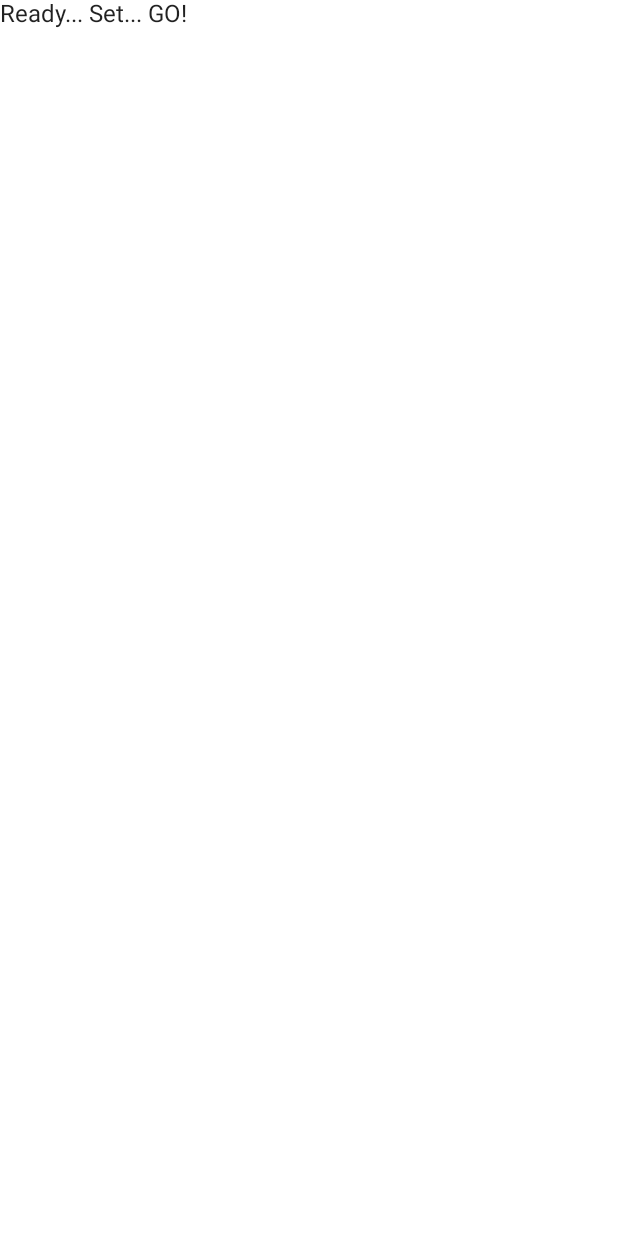
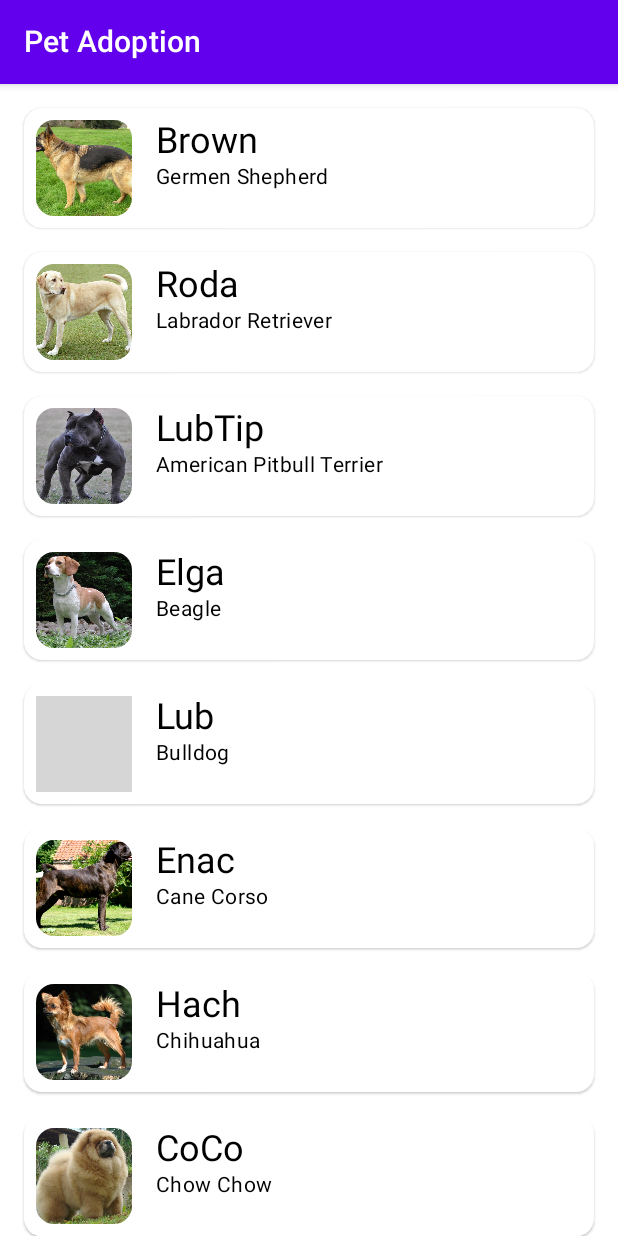
Before and after one commit to Hwangjunhong/Puppy-adoption-app, an Android app built with Jetpack Compose: the screen it shows after launch (MainActivity), on a phone screen of 412 x 824 dp. Before the commit the screen is almost empty. Run offline under Robolectric (Android 15) with nearby library versions, the phone set to English and light mode, and no system bars; 1 statement that could not run was skipped; grey boxes are pictures that could not be loaded.

Commit message:
Add : puppy adoption app

```diff
--- /dev/null
+++ b/app/src/main/java/com/example/androiddevchallenge/DetailScreen.kt
@@ -0,0 +1,92 @@
+package com.example.androiddevchallenge
+
+import androidx.compose.foundation.Image
+import androidx.compose.foundation.layout.*
+import androidx.compose.foundation.lazy.LazyColumn
+import androidx.compose.foundation.shape.RoundedCornerShape
+import androidx.compose.material.MaterialTheme
+import androidx.compose.material.Text
+import androidx.compose.runtime.Composable
+import androidx.compose.runtime.mutableStateOf
+import androidx.compose.runtime.remember
+import androidx.compose.ui.Alignment
+import androidx.compose.ui.Modifier
+import androidx.compose.ui.draw.clip
+import androidx.compose.ui.layout.ContentScale
+import androidx.compose.ui.res.painterResource
+import androidx.compose.ui.tooling.preview.Preview
+import androidx.compose.ui.unit.dp
+import com.example.androiddevchallenge.model.Puppy
+import com.example.androiddevchallenge.model.puppyList
+import com.example.androiddevchallenge.ui.theme.MyTheme
+
+@Composable
+fun DetailScreen(id: Int) {
+    val pet = remember { mutableStateOf(puppyList.first { it.puppyId == id }) }
+
+    DetailScreenContent(pet.value)
+}
+
+@Composable
+private fun DetailScreenContent(pet: Puppy) {
+    LazyColumn(
+        modifier = Modifier.fillMaxSize(),
+        contentPadding = PaddingValues(vertical = 16.dp, horizontal = 16.dp)
+    ) {
+
+        item {
+            Box(contentAlignment = Alignment.BottomEnd) {
+                Image(
+                    painter = painterResource(pet.puppyImage),
+                    contentDescription = "Image of ${pet.puppyName}",
+                    contentScale = ContentScale.Crop,
+                    modifier = Modifier
+                        .fillMaxWidth()
+                        .clip(RoundedCornerShape(12.dp))
+                )
+            }
+        }
+
+        item {
+            Text(
+                text = pet.puppyName,
+                color = MaterialTheme.colors.onSurface,
+                style = MaterialTheme.typography.h4,
+                modifier = Modifier.padding(top = 12.dp, bottom = 4.dp)
+            )
+        }
+
+        item {
+            Text(
+                text = pet.puppyKind,
+                maxLines = 1,
+                color = MaterialTheme.colors.onSurface,
+                style = MaterialTheme.typography.h6,
+            )
+        }
+
+        item {
+            Text(
+                text = pet.puppyDescription,
+                style = MaterialTheme.typography.body1,
+                modifier = Modifier.padding(top = 16.dp)
+            )
+        }
+    }
+}
+
+@Preview(backgroundColor = 0xFFFFFFFF, showBackground = true)
+@Composable
+fun PreviewDetailScreenContent() {
+    MyTheme {
+        DetailScreenContent(puppyList.first())
+    }
+}
+
+@Preview(backgroundColor = 0xFF121212, showBackground = true)
+@Composable
+fun PreviewDetailScreenContentDark() {
+    MyTheme(darkTheme = true) {
+        DetailScreenContent(puppyList.first())
+    }
+}
--- /dev/null
+++ b/app/src/main/java/com/example/androiddevchallenge/HomeScreen.kt
@@ -0,0 +1,112 @@
+package com.example.androiddevchallenge
+
+import androidx.compose.foundation.Image
+import androidx.compose.foundation.clickable
+import androidx.compose.foundation.layout.*
+import androidx.compose.foundation.lazy.LazyColumn
+import androidx.compose.foundation.lazy.items
+import androidx.compose.foundation.shape.RoundedCornerShape
+import androidx.compose.material.Card
+import androidx.compose.material.MaterialTheme
+import androidx.compose.material.Text
+import androidx.compose.runtime.Composable
+import androidx.compose.runtime.mutableStateOf
+import androidx.compose.runtime.remember
+import androidx.compose.ui.Modifier
+import androidx.compose.ui.draw.clip
+import androidx.compose.ui.layout.ContentScale
+import androidx.compose.ui.res.painterResource
+import androidx.compose.ui.tooling.preview.Preview
+import androidx.compose.ui.unit.dp
+import com.example.androiddevchallenge.model.Puppy
+import com.example.androiddevchallenge.model.puppyList
+import com.example.androiddevchallenge.ui.theme.MyTheme
+
+@Composable
+fun HomeScreen(onItemClicked: (Puppy) -> Unit) {
+
+    val state = remember { mutableStateOf(puppyList) }
+
+    LazyColumn(
+        modifier = Modifier.fillMaxSize(),
+        verticalArrangement = Arrangement.spacedBy(16.dp),
+        contentPadding = PaddingValues(vertical = 16.dp, horizontal = 0.dp)
+    ) {
+        items(state.value) {
+            ListItem(
+                pet = it,
+                modifier = Modifier.padding(horizontal = 16.dp),
+                onClick = { onItemClicked.invoke(it) }
+            )
+        }
+    }
+}
+
+@Composable
+fun ListItem(pet: Puppy, modifier: Modifier = Modifier, onClick: () -> Unit = {}) {
+
+    val cornerShape = RoundedCornerShape(12.dp)
+
+    Card(
+        shape = cornerShape,
+        modifier = modifier.fillMaxWidth()
+    ) {
+        Row(
+            Modifier
+                .fillMaxWidth()
+                .clickable(onClick = onClick)
+                .padding(8.dp)
+        ) {
+            Image(
+                painter = painterResource(pet.puppyImage),
+                contentDescription = "Image of ${pet.puppyName}",
+                contentScale = ContentScale.Crop,
+                modifier = Modifier
+                    .requiredSize(64.dp)
+                    .clip(cornerShape)
+            )
+
+            Spacer(Modifier.width(16.dp))
+
+            Column(Modifier.weight(1f)) {
+                Text(
+                    text = pet.puppyName,
+                    style = MaterialTheme.typography.h5,
+                    color = MaterialTheme.colors.onSurface,
+                    maxLines = 1,
+                )
+
+
+                Text(
+                    text = "${pet.puppyKind}",
+                    maxLines = 1,
+                    color = MaterialTheme.colors.onSurface,
+                    style = MaterialTheme.typography.body2,
+                )
+            }
+
+            Spacer(Modifier.width(16.dp))
+
+        }
+    }
+}
+
+@Preview(backgroundColor = 0xFFFFFFFF, showBackground = true)
+@Composable
+fun PreviewListItem() {
+    MyTheme {
+        Column(Modifier.fillMaxWidth()) {
+            ListItem(pet = puppyList.random(), modifier = Modifier.padding(16.dp))
+        }
+    }
+}
+
+@Preview(backgroundColor = 0xFF121212, showBackground = true)
+@Composable
+fun PreviewListItemDark() {
+    MyTheme(darkTheme = true) {
+        Column(Modifier.fillMaxWidth()) {
+            ListItem(pet = puppyList.random(), modifier = Modifier.padding(16.dp))
+        }
+    }
+}
--- a/app/src/main/java/com/example/androiddevchallenge/MainActivity.kt
+++ b/app/src/main/java/com/example/androiddevchallenge/MainActivity.kt
@@ -18,11 +18,14 @@ package com.example.androiddevchallenge
 import android.os.Bundle
 import androidx.activity.compose.setContent
 import androidx.appcompat.app.AppCompatActivity
-import androidx.compose.material.MaterialTheme
-import androidx.compose.material.Surface
-import androidx.compose.material.Text
+import androidx.compose.material.*
+import androidx.compose.material.icons.Icons
+import androidx.compose.material.icons.filled.ArrowBack
 import androidx.compose.runtime.Composable
+import androidx.compose.runtime.getValue
+import androidx.compose.ui.text.style.TextAlign
 import androidx.compose.ui.tooling.preview.Preview
+import androidx.navigation.compose.*
 import com.example.androiddevchallenge.ui.theme.MyTheme
 
 class MainActivity : AppCompatActivity() {
@@ -39,9 +42,59 @@ class MainActivity : AppCompatActivity() {
 // Start building your app here!
 @Composable
 fun MyApp() {
+    val navController = rememberNavController()
+    val currentNavBackStackEntry by navController.currentBackStackEntryAsState()
+    val showBackButton =
+        currentNavBackStackEntry.getRoute()?.let { it != Screen.HomeScreen.route } ?: false
+
     Surface(color = MaterialTheme.colors.background) {
-        Text(text = "Ready... Set... GO!")
+        Scaffold(
+            topBar = {
+                AppToolbar(
+                    showBackButton = showBackButton,
+                    onBackClicked = { navController.popBackStack() })
+            },
+            content = {
+                NavHost(navController, startDestination = Screen.HomeScreen.route) {
+                    composable(Screen.HomeScreen.route) {
+                        HomeScreen(
+                            onItemClicked = { item ->
+                                navController.navigate(Screen.DetailScreen.route.plus("/${item.puppyId}"))
+                            }
+                        )
+                    }
+
+                    composable(
+                        Screen.DetailScreen.route.plus("/{$PET_ID_KEY}"),
+                        arguments = listOf(petIdNavArgument)
+                    ) { backStackEntry ->
+                        DetailScreen(id = requireNotNull(backStackEntry.arguments?.getInt(PET_ID_KEY)))
+                    }
+                }
+            }
+        )
     }
+}
+
+@Composable
+fun AppToolbar(showBackButton: Boolean, onBackClicked: () -> Unit) {
+
+    val navContent: @Composable (() -> Unit)? = if (showBackButton) {
+        {
+            IconButton(onClick = onBackClicked) {
+                Icon(imageVector = Icons.Default.ArrowBack, contentDescription = "Back")
+            }
+        }
+    } else {
+        null
+    }
+
+    TopAppBar(
+        title = {
+            Text("Pet Adoption", textAlign = TextAlign.Left)
+        },
+        navigationIcon = navContent
+    )
 }
 
 @Preview("Light Theme", widthDp = 360, heightDp = 640)
--- /dev/null
+++ b/app/src/main/java/com/example/androiddevchallenge/Screen.kt
@@ -0,0 +1,23 @@
+package com.example.androiddevchallenge
+
+import androidx.navigation.NavBackStackEntry
+import androidx.navigation.NavType
+import androidx.navigation.compose.navArgument
+
+sealed class Screen(val route: String) {
+    object HomeScreen : Screen("Home")
+    object DetailScreen : Screen("Detail")
+}
+
+const val PET_ID_KEY = "pet_id"
+val petIdNavArgument = navArgument(PET_ID_KEY) { type = NavType.IntType }
+
+/**
+ * Hack/Workaround to get route from NavBackStackEntry
+ * Taken KEY_ROUTE from `androidx.navigation.compose.NavHostController.kt`
+ */
+
+private const val KEY_ROUTE = "android-support-nav:controller:route"
+fun NavBackStackEntry?.getRoute(): String? = this?.let {
+    it.arguments?.getString(KEY_ROUTE)
+}
--- /dev/null
+++ b/app/src/main/java/com/example/androiddevchallenge/model/Puppy.kt
@@ -0,0 +1,126 @@
+package com.example.androiddevchallenge.model
+
+import com.example.androiddevchallenge.R
+
+data class Puppy(
+    val puppyId: Int,
+    val puppyName: String,
+    val puppyKind: String,
+    val puppyImage: Int,
+    val puppyDescription: String
+)
+
+val puppyList = listOf(
+    Puppy(
+        0,
+        "Brown",
+        "Germen Shepherd",
+        R.drawable.germanshepherd,
+        "The German Shepherd is a breed of medium to large-sized working dog that originated in Germany"
+    ),
+    Puppy(
+        1,
+        "Roda",
+        "Labrador Retriever",
+        R.drawable.labradorretriever,
+        "The Labrador Retriever, often abbreviated to Labrador, is a breed of retriever-gun dog from the United Kingdom that was developed from imported Canadian fishing dogs"
+    ),
+    Puppy(
+        2,
+        "LubTip",
+        "American Pitbull Terrier",
+        R.drawable.americanpitbullterrier,
+        "The American Pit Bull Terrier is a dog breed recognized by the United Kennel Club and the American Dog Breeders Association but not the American Kennel Club"
+    ),
+    Puppy(
+        3,
+        "Elga",
+        "Beagle",
+        R.drawable.beagle,
+        "The beagle is a breed of small hound that is similar in appearance to the much larger foxhound"
+    ),
+    Puppy(
+        4,
+        "Lub",
+        "Bulldog",
+        R.drawable.bulldog,
+        "The Bulldog also known as the English Bulldog or British Bulldog, is a medium-sized dog breed"
+    ),
+    Puppy(
+        5,
+        "Enac",
+        "Cane Corso",
+        R.drawable.canecorso,
+        "The Cane Corso is an Italian breed of mastiff. It is used for personal protection, tracking, law enforcement, as a guard dog, and as a companion dog"
+    ),
+    Puppy(
+        6,
+        "Hach",
+        "Chihuahua",
+        R.drawable.chihuahua,
+        "The Chihuahua is one of the smallest breeds of dog and is named after the Mexican state of Chihuahua"
+    ),
+    Puppy(
+        7,
+        "CoCo",
+        "Chow Chow",
+        R.drawable.chowchow,
+        "The Chow Chow is a dog breed originally from northern China"
+    ),
+    Puppy(
+        8,
+        "Dus",
+        "Dachshund",
+        R.drawable.dachshund,
+        "The dachshund also known as the wiener dog, badger dog, or sausage dog, is a short-legged, long-bodied, hound-type dog breed"
+    ),
+    Puppy(
+        9,
+        "NamReb",
+        "Doberman Pinscher",
+        R.drawable.dobermanpinscher,
+        "The Dobermann or Doberman Pinscher in the United States and Canada, is a medium-large breed of domestic dog that was originally developed around 1890 by Karl Friedrich Louis Dobermann, a tax collector from Germany"
+    ),
+    Puppy(
+        10,
+        "Eset",
+        "Maltese",
+        R.drawable.maltese,
+        "The Maltese is a breed of dog in the toy group. It is thought to have originated in south-central Europe from dogs of spitz type"
+    ),
+    Puppy(
+        11,
+        "Naina",
+        "Pomeranian",
+        R.drawable.pomeranian,
+        "The Pomeranian (often known as a Pom) is a breed of dog of the Spitz type that is named for the Pomerania region in north-west Poland and north-east Germany in Central Europe"
+    ),
+    Puppy(
+        12,
+        "Eld",
+        "Poodle",
+        R.drawable.poodle,
+        "The Poodle is a dog breed that comes in three varieties: Standard Poodle, Miniature Poodle, and Toy Poodle"
+    ),
+    Puppy(
+        13,
+        "Reli",
+        "Rottweiler",
+        R.drawable.rottweiler,
+        "The Rottweiler is a breed of domestic dog, regarded as medium-to-large or large"
+    ),
+    Puppy(
+        14,
+        "Epra",
+        "Sharpei",
+        R.drawable.sharpei,
+        "The Shar Pei is a dog breed from southern China. Traditionally kept for dog fighting, the Shar Pei was driven to the point of extinction in the 20th century"
+    ),
+    Puppy(
+        15,
+        "Uni",
+        "Shiba Inu",
+        R.drawable.shibainu,
+        "The Shiba Inu is a breed of hunting dog from Japan. A small-to-medium breed, it is the smallest of the six original and distinct spitz breeds of dog native to Japan"
+    )
+)
```
